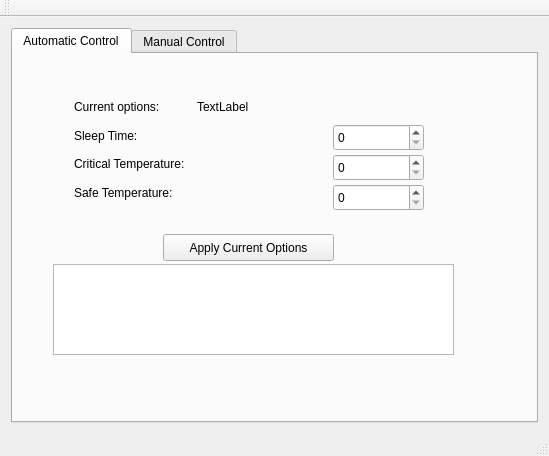
Above: mainwindow.ui from Jyang772/fanmaster before the change. Below: the same form after it.
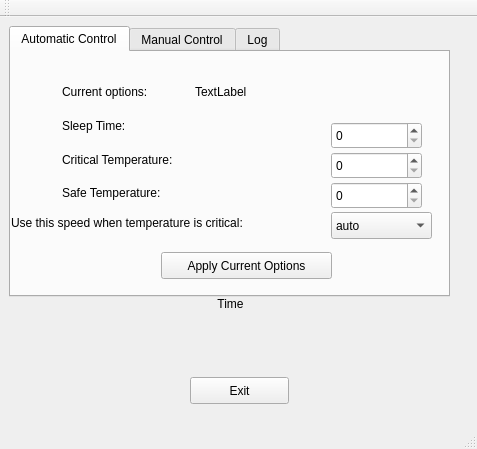
That is the form after the change.

Diff of the .ui file:
```diff
--- a/mainwindow.ui
+++ b/mainwindow.ui
@@ -6,17 +6,23 @@
    <rect>
     <x>0</x>
     <y>0</y>
-    <width>549</width>
-    <height>456</height>
+    <width>477</width>
+    <height>449</height>
    </rect>
   </property>
   <property name="windowTitle">
    <string>MainWindow</string>
   </property>
   <widget class="QWidget" name="centralWidget">
-   <layout class="QGridLayout" name="gridLayout">
-    <item row="0" column="0">
      <widget class="QTabWidget" name="Auto">
+    <property name="geometry">
+     <rect>
+      <x>9</x>
+      <y>9</y>
+      <width>441</width>
+      <height>271</height>
+     </rect>
+    </property>
       <property name="focusPolicy">
        <enum>Qt::TabFocus</enum>
       </property>
@@ -85,7 +91,7 @@
         <property name="geometry">
          <rect>
           <x>150</x>
-          <y>180</y>
+        <y>200</y>
           <width>171</width>
           <height>27</height>
          </rect>
@@ -94,63 +100,139 @@
          <string>Apply Current Options</string>
         </property>
        </widget>
-       <widget class="QTextBrowser" name="infoBox">
+     <widget class="QLabel" name="label_7">
         <property name="geometry">
          <rect>
-          <x>40</x>
-          <y>210</y>
-          <width>401</width>
-          <height>91</height>
-         </rect>
-        </property>
-       </widget>
-       <widget class="QWidget" name="layoutWidget">
+        <x>0</x>
+        <y>160</y>
+        <width>311</width>
+        <height>21</height>
+       </rect>
+      </property>
+      <property name="text">
+       <string>Use this speed when temperature is critical:</string>
+      </property>
+     </widget>
+     <widget class="QComboBox" name="autoSpeed">
         <property name="geometry">
          <rect>
-          <x>50</x>
-          <y>30</y>
-          <width>261</width>
-          <height>131</height>
-         </rect>
-        </property>
-        <layout class="QGridLayout" name="gridLayout_2">
-         <item row="0" column="0">
+        <x>320</x>
+        <y>160</y>
+        <width>101</width>
+        <height>27</height>
+       </rect>
+      </property>
+      <item>
+       <property name="text">
+        <string>auto</string>
+       </property>
+      </item>
+      <item>
+       <property name="text">
+        <string>1</string>
+       </property>
+      </item>
+      <item>
+       <property name="text">
+        <string>2</string>
+       </property>
+      </item>
+      <item>
+       <property name="text">
+        <string>3</string>
+       </property>
+      </item>
+      <item>
+       <property name="text">
+        <string>4</string>
+       </property>
+      </item>
+      <item>
+       <property name="text">
+        <string>5</string>
+       </property>
+      </item>
+      <item>
+       <property name="text">
+        <string>6</string>
+       </property>
+      </item>
+      <item>
+       <property name="text">
+        <string>7</string>
+       </property>
+      </item>
+      <item>
+       <property name="text">
+        <string>full speed</string>
+       </property>
+      </item>
+     </widget>
           <widget class="QLabel" name="label">
+      <property name="geometry">
+       <rect>
+        <x>51</x>
+        <y>31</y>
+        <width>115</width>
+        <height>17</height>
+       </rect>
+      </property>
            <property name="text">
             <string>Current options: </string>
            </property>
           </widget>
-         </item>
-         <item row="0" column="1">
           <widget class="QLabel" name="currentOptions">
+      <property name="geometry">
+       <rect>
+        <x>184</x>
+        <y>31</y>
+        <width>67</width>
+        <height>17</height>
+       </rect>
+      </property>
            <property name="text">
             <string>TextLabel</string>
            </property>
           </widget>
-         </item>
-         <item row="1" column="0">
           <widget class="QLabel" name="label_2">
+      <property name="geometry">
+       <rect>
+        <x>51</x>
+        <y>65</y>
+        <width>82</width>
+        <height>17</height>
+       </rect>
+      </property>
            <property name="text">
             <string>Sleep Time: </string>
            </property>
           </widget>
-         </item>
-         <item row="2" column="0" colspan="2">
           <widget class="QLabel" name="label_3">
+      <property name="geometry">
+       <rect>
+        <x>51</x>
+        <y>99</y>
+        <width>144</width>
+        <height>17</height>
+       </rect>
+      </property>
            <property name="text">
             <string>Critical Temperature:</string>
            </property>
           </widget>
-         </item>
-         <item row="3" column="0" colspan="2">
           <widget class="QLabel" name="label_4">
+      <property name="geometry">
+       <rect>
+        <x>51</x>
+        <y>132</y>
+        <width>130</width>
+        <height>17</height>
+       </rect>
+      </property>
            <property name="text">
             <string>Safe Temperature: </string>
            </property>
           </widget>
-         </item>
-        </layout>
-       </widget>
       </widget>
       <widget class="QWidget" name="tab_2">
        <attribute name="title">
@@ -261,9 +343,51 @@
         </item>
        </widget>
       </widget>
+    <widget class="QWidget" name="tab_3">
+     <attribute name="title">
+      <string>Log</string>
+     </attribute>
+     <widget class="QTextBrowser" name="infoBox">
+      <property name="geometry">
+       <rect>
+        <x>10</x>
+        <y>10</y>
+        <width>501</width>
+        <height>211</height>
+       </rect>
+      </property>
      </widget>
-    </item>
-   </layout>
+    </widget>
+   </widget>
+   <widget class="QLabel" name="message">
+    <property name="geometry">
+     <rect>
+      <x>110</x>
+      <y>280</y>
+      <width>241</width>
+      <height>81</height>
+     </rect>
+    </property>
+    <property name="text">
+     <string>Time</string>
+    </property>
+    <property name="alignment">
+     <set>Qt::AlignHCenter|Qt::AlignTop</set>
+    </property>
+   </widget>
+   <widget class="QPushButton" name="pushButton_3">
+    <property name="geometry">
+     <rect>
+      <x>190</x>
+      <y>360</y>
+      <width>99</width>
+      <height>27</height>
+     </rect>
+    </property>
+    <property name="text">
+     <string>Exit</string>
+    </property>
+   </widget>
   </widget>
   <widget class="QMenuBar" name="menuBar">
    <property name="geometry">
```
Left out of the diff: 4 changed lines with no effect on the pictures. Lines whose indentation alone changed are shown as unchanged.
